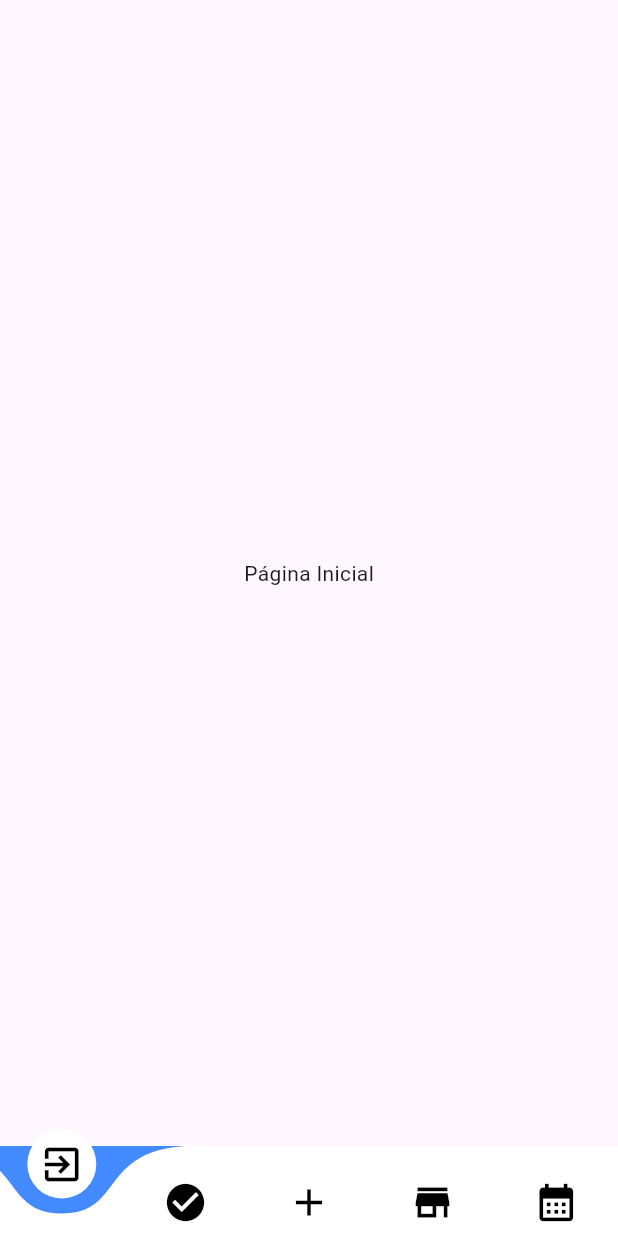
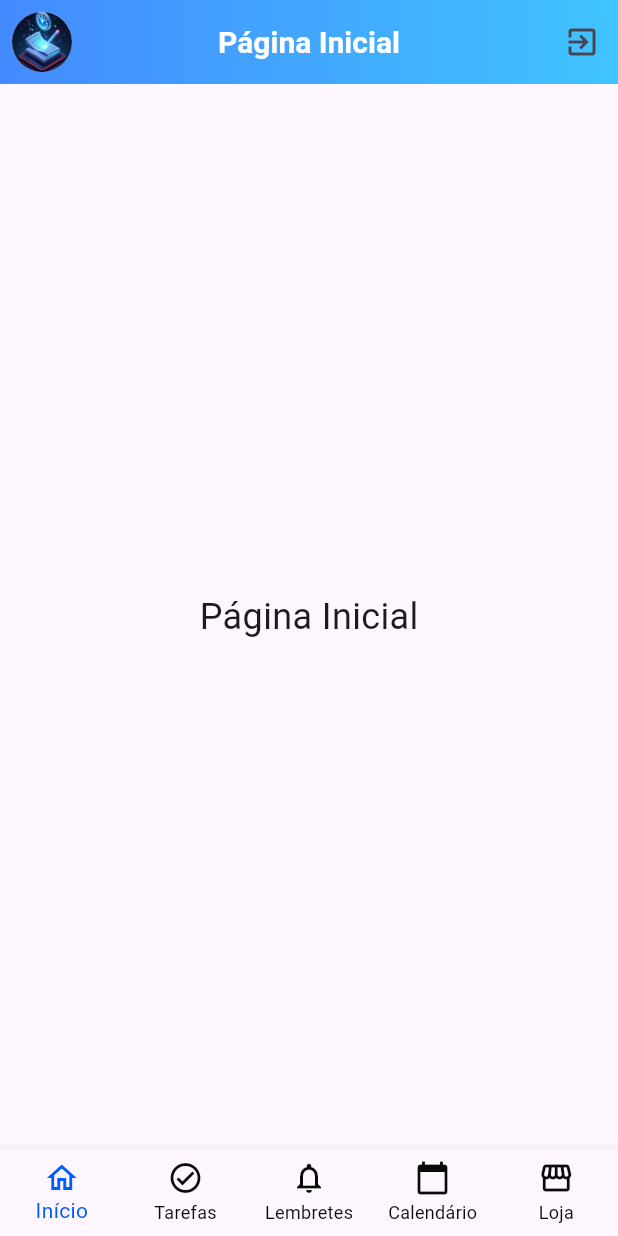
Before and after one commit to thiago0-08/TDL_Lembretes, a Flutter app: the MyHomePage screen opened directly, on a phone screen of 412 x 824 dp. Run offline on Flutter 3.47's test engine with Material 3 defaults, Android fonts, the phone set to English and light mode, and no system bars; drawn by our look-alikes of curved_navigation_bar.

Commit message:
melhoria no visual da pagina home

```diff
--- a/lib/pages/Home.dart
+++ b/lib/pages/Home.dart
@@ -1,12 +1,9 @@
 import 'package:flutter/material.dart';
-import 'package:curved_navigation_bar/curved_navigation_bar.dart';
 import '../main.dart';
 import 'CriaLembrete.dart';
 import 'Loja.dart';
-// import 'SeusLembrete.dart';
 import 'Calendario.dart';
 import 'ListaDeTarefas.dart';
-
 
 class MyHomePage extends StatefulWidget {
   @override
@@ -14,59 +11,108 @@ class MyHomePage extends StatefulWidget {
 }
 
 class _MyHomePageState extends State<MyHomePage> {
-  final GlobalKey<CurvedNavigationBarState> _bottomNavigationKey = GlobalKey();
+  int currentPageIndex = 0;
+
+  final List<Widget> pages = [
+    Center(child: Text('Página Inicial', style: TextStyle(fontSize: 24))),
+    Lista_de_TarefasPage(),
+    PaginaLembrete(),
+    CalendarioPage(),
+    LojaPage(),
+  ];
 
   @override
   Widget build(BuildContext context) {
     return Scaffold(
-      body: Center(child: Text("Página Inicial")),
-      bottomNavigationBar: CurvedNavigationBar(
-        key: _bottomNavigationKey,
-        backgroundColor: Colors.blueAccent,
-        color: Colors.white,
-        buttonBackgroundColor: Colors.white,
-        height: 60,
-        items: <Widget>[
-          Icon (Icons.exit_to_app, size: 30,color: const Color.fromARGB(255, 0, 0, 0),),
-          // Icon (Icons.event_note, size: 30,color: const Color.fromARGB(255, 0, 0, 0),),
-          Icon (Icons.check_circle,size: 30,color: const Color.fromARGB(255, 0, 0, 0),),
-          Icon (Icons.add, size: 30, color: const Color.fromARGB(255, 0, 0, 0)),
-          Icon (Icons.store, size: 30, color: Colors.black),
-          Icon (Icons.calendar_month, size: 30, color: Colors.black),
+      appBar: PreferredSize(
+        preferredSize: Size.fromHeight(kToolbarHeight),
+        child: AppBar(
+          centerTitle: true,
+          flexibleSpace: Container(
+            decoration: BoxDecoration(
+              gradient: LinearGradient(
+                colors: [Colors.blueAccent, Colors.lightBlueAccent],
+              ),
+            ),
+          ),
+          leading: Padding(
+            padding: const EdgeInsets.all(8.0),
+            child: CircleAvatar(backgroundImage: AssetImage('assets/tdl.png')),
+          ),
+          title: Text(
+            "Página Inicial",
+            style: TextStyle(
+              fontSize: 20,
+              fontWeight: FontWeight.bold,
+              color: Colors.white,
+            ),
+          ),
+          actions: [
+            IconButton(
+              tooltip: "Sair do app",
+              icon: Icon(Icons.exit_to_app),
+              onPressed: () {
+                showDialog(
+                  context: context,
+                  builder:
+                      (_) => AlertDialog(
+                        title: Text("Deseja sair?"),
+                        actions: [
+                          TextButton(
+                            child: Text("Cancelar"),
+                            onPressed: () => Navigator.pop(context),
+                          ),
+                          TextButton(
+                            child: Text("Sair"),
+                            onPressed: () {
+                              Navigator.pushReplacement(
+                                context,
+                                MaterialPageRoute(
+                                  builder: (context) => MyApp(),
+                                ),
+                              );
+                            },
+                          ),
+                        ],
+                      ),
+                );
+              },
+            ),
+          ],
+        ),
+      ),
+
+      body: IndexedStack(index: currentPageIndex, children: pages),
+      bottomNavigationBar: BottomNavigationBar(
+        currentIndex: currentPageIndex,
+        onTap: (index) {
+          setState(() => currentPageIndex = index);
+        },
+        type: BottomNavigationBarType.fixed,
+        selectedItemColor: const Color.fromARGB(255, 0, 92, 250),
+        unselectedItemColor: const Color.fromARGB(255, 10, 10, 10),
+        items: const [
+          BottomNavigationBarItem(
+            icon: Icon(Icons.home_outlined),
+            label: 'Início',
+          ),
+          BottomNavigationBarItem(
+            icon: Icon(Icons.check_circle_outlined),
+            label: 'Tarefas',
+          ),
+          BottomNavigationBarItem(
+            icon: Icon(Icons.notifications_none),
+            label: 'Lembretes',
+          ),
+          BottomNavigationBarItem(
+            icon: Icon(Icons.calendar_today),
+            label: 'Calendário',
+          ),
+          BottomNavigationBarItem(
+            icon: Icon(Icons.storefront_outlined),
+            label: 'Loja',
+          ),
         ],
-        onTap: (index) {
-          if (index == 0) {
-            Navigator.push(
-              context,
-              MaterialPageRoute(builder: (context) => MyApp()),
-            );
-          // if (index == 0) {
-          //   Navigator.push(
-          //     context,
-          //     MaterialPageRoute(builder: (context) => SeusLembretesPage()),
-          //   );
-          } else if (index == 3) {
-            Navigator.push(
-              context,
-              MaterialPageRoute(builder: (context) => LojaPage()),
-            );
-          } else if (index == 4) {
-            Navigator.push(
-              context,
-              MaterialPageRoute(builder: (context) => CalendarioPage()),
-            );
-           } else if (index == 2) {
-            Navigator.push(
-              context,
-              MaterialPageRoute(builder: (context) => PaginaLembrete()),
-            );
-           } else if (index == 1) {
-            Navigator.push(
-              context,
-              MaterialPageRoute(builder: (context) => Lista_de_TarefasPage()),
-            );
-          }
-        },
       ),
     );
   }
```
Also changed, not shown: lib/pages/ListaDeTarefas.dart (+1 -11 lines).
